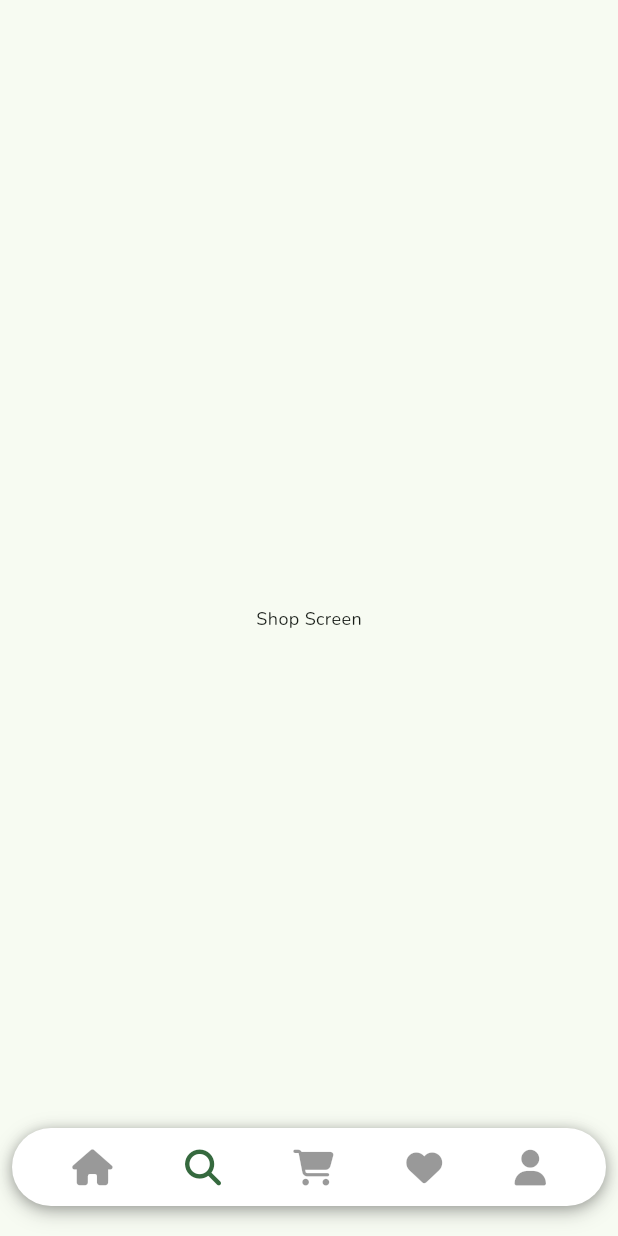
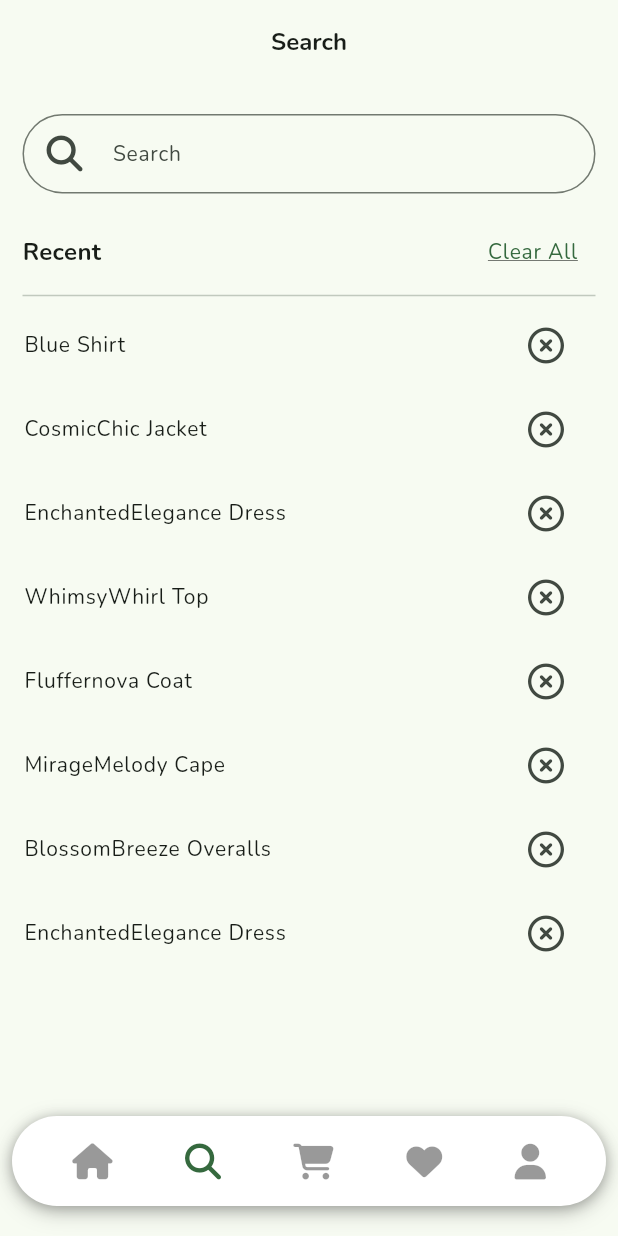
Before and after one commit to thienhdbse170185/F-LocalBrand.Mobile, a Flutter app: the HomeScreen screen opened by its route, item 2 of the bottom bar chosen, on a phone screen of 412 x 824 dp. Run offline on Flutter 3.47's test engine with Material 3 defaults, Android fonts, the phone set to English and light mode, and no system bars; drawn by our look-alikes of dot_navigation_bar; our stand-ins replace bloc, carousel_slider, dio, email_validator, equatable, firebase_auth and 9 more; accounts and stored records are empty; generated files the repository leaves out were written again; network calls fail.

Commit message:
done search, favourite UI

```diff
--- a/lib/config/router.dart
+++ b/lib/config/router.dart
@@ -1,6 +1,7 @@
 import 'package:f_localbrand/screens/checkout/checkout.dart';
 import 'package:f_localbrand/screens/get_started/get_started.dart';
 import 'package:f_localbrand/screens/product/product_detail.dart';
+import 'package:f_localbrand/screens/search/search.dart';
 import 'package:flutter_bloc/flutter_bloc.dart';
 import 'package:go_router/go_router.dart';
 
@@ -21,6 +22,7 @@ class RouteName {
   static const String getStarted = '/get-started';
   static const String productDetail = '/product-detail';
   static const String checkout = '/checkout';
+  static const String search = '/search';
 
   static const publicRoutes = [
     login,
@@ -71,6 +73,9 @@ final router = GoRouter(
       },
     ),
     GoRoute(
-        path: RouteName.checkout, builder: (context, state) => CheckoutScreen())
+        path: RouteName.checkout,
+        builder: (context, state) => CheckoutScreen()),
+    GoRoute(
+        path: RouteName.search, builder: (context, state) => SearchScreen()),
   ],
 );
--- a/lib/home.dart
+++ b/lib/home.dart
@@ -1,11 +1,10 @@
 import 'package:dot_navigation_bar/dot_navigation_bar.dart';
-import 'package:f_localbrand/features/cart/bloc/cubit/cart_cubit.dart';
 import 'package:f_localbrand/features/user/bloc/user_cubit.dart';
 import 'package:f_localbrand/screens/cart/cart.dart';
-import 'package:f_localbrand/screens/favourite.dart';
+import 'package:f_localbrand/screens/favourite/favourite.dart';
 import 'package:f_localbrand/screens/home/home.dart';
 import 'package:f_localbrand/screens/profile/profile.dart';
-import 'package:f_localbrand/screens/shop.dart';
+import 'package:f_localbrand/screens/search/search.dart';
 import 'package:flutter/material.dart';
 import 'package:flutter_bloc/flutter_bloc.dart';
 import 'package:font_awesome_flutter/font_awesome_flutter.dart';
@@ -19,13 +18,6 @@ class HomeScreen extends StatefulWidget {
 
 class _HomeScreenState extends State<HomeScreen> {
   int selectedIndex = 0;
-  List<Widget> screens = [
-    const HomeItemScreen(),
-    const ShopScreen(),
-    const CartScreen(),
-    const FavouriteScreen(),
-    const ProfileScreen()
-  ];
 
   @override
   void initState() {
@@ -35,7 +27,17 @@ class _HomeScreenState extends State<HomeScreen> {
 
   @override
   Widget build(BuildContext context) {
+    final TextTheme textTheme = Theme.of(context).textTheme;
     final ColorScheme colorScheme = Theme.of(context).colorScheme;
+
+    List<Widget> screens = [
+      const HomeItemScreen(),
+      const SearchScreen(),
+      const CartScreen(),
+      FavouriteScreen(textTheme: textTheme, colorScheme: colorScheme),
+      const ProfileScreen()
+    ];
+
     return Scaffold(
       resizeToAvoidBottomInset: false,
       body: IndexedStack(
@@ -67,7 +69,7 @@ class _HomeScreenState extends State<HomeScreen> {
             enableFloatingNavBar: true,
             enablePaddingAnimation: false,
             marginR: const EdgeInsets.symmetric(horizontal: 8),
-            paddingR: const EdgeInsets.symmetric(vertical: 4, horizontal: 16),
+            paddingR: const EdgeInsets.symmetric(vertical: 8, horizontal: 16),
             borderRadius: 100,
             boxShadow: [
               BoxShadow(
--- /dev/null
+++ b/lib/screens/search/search.dart
@@ -0,0 +1,166 @@
+import 'package:f_localbrand/features/product/dto/product_home_dto.dart';
+import 'package:f_localbrand/screens/home/widgets/product_home.dart';
+import 'package:f_localbrand/screens/widgets/inputs/expanded_rounded_icon_input.dart';
+import 'package:f_localbrand/screens/widgets/list/vertical_grid_list.dart';
+import 'package:flutter/material.dart';
+import 'package:font_awesome_flutter/font_awesome_flutter.dart';
+
+class SearchScreen extends StatefulWidget {
+  const SearchScreen({super.key});
+
+  @override
+  State<StatefulWidget> createState() => _SearchScreenState();
+}
+
+class _SearchScreenState extends State<SearchScreen> {
+  List<String> _recentSearches = [
+    'Blue Shirt',
+    'CosmicChic Jacket',
+    'EnchantedElegance Dress',
+    'WhimsyWhirl Top',
+    'Fluffernova Coat',
+    'MirageMelody Cape',
+    'BlossomBreeze Overalls',
+    'EnchantedElegance Dress'
+  ];
+
+  List<ProductHomeDto> _productResults = [
+    ProductHomeDto(id: 1, name: "Home Shirt", price: 100),
+    ProductHomeDto(id: 2, name: "Home Shirt", price: 100),
+    ProductHomeDto(id: 3, name: "Home Shirt", price: 100),
+    ProductHomeDto(id: 4, name: "Home Shirt", price: 100),
+    ProductHomeDto(id: 5, name: "Home Shirt", price: 100),
+    ProductHomeDto(id: 6, name: "Home Shirt", price: 100),
+    ProductHomeDto(id: 7, name: "Home Shirt", price: 100),
+    ProductHomeDto(id: 8, name: "Home Shirt", price: 100),
+  ];
+
+  TextEditingController _searchController = TextEditingController();
+  bool _isSearched = false;
+
+  @override
+  Widget build(BuildContext context) {
+    final TextTheme textTheme = Theme.of(context).textTheme;
+    final ColorScheme colorScheme = Theme.of(context).colorScheme;
+
+    return Scaffold(
+      resizeToAvoidBottomInset: false,
+      appBar: AppBar(
+        title: Text('Search', style: textTheme.headlineSmall),
+        centerTitle: true,
+      ),
+      body: Column(
+        children: [
+          Padding(
+              padding: EdgeInsets.only(top: 20, left: 15, right: 15),
+              child: Row(
+                children: [
+                  ExpandedRoundedIconInput(
+                    textController: _searchController,
+                    hintText: "Search",
+                    icon: FontAwesomeIcons.magnifyingGlass,
+                    onFieldSubmitted: (value) {
+                      FocusScope.of(context).unfocus();
+                      if (value.isNotEmpty) {
+                        setState(() {
+                          _isSearched = true;
+                        });
+                      } else {
+                        setState(() {
+                          _isSearched = false;
+                        });
+                      }
+                    },
+                  ),
+                ],
+              )),
+          if (!_isSearched) ...[
+            Padding(
+                padding: EdgeInsets.only(top: 15, left: 15, right: 15),
+                child: Column(
+                  children: [
+                    Row(
+                      mainAxisAlignment: MainAxisAlignment.spaceBetween,
+                      children: [
+                        Text('Recent',
+                            style: TextStyle(
+                                fontSize: 16, fontWeight: FontWeight.bold)),
+                        TextButton(
+                          onPressed: () {
+                            setState(() {
+                              _recentSearches.clear();
+                            });
+                          },
+                          child: Text(
+                            'Clear All',
+                            style: textTheme.bodyLarge!.copyWith(
+                                color: colorScheme.primary,
+                                decoration: TextDecoration.underline),
+                          ),
+                        ),
+                      ],
+                    ),
+                    Divider(
+                      height: 10,
+                    )
+                  ],
+                )),
+            Expanded(
+              child: ListView.builder(
+                itemCount: _recentSearches.length,
+                itemBuilder: (context, index) {
+                  return ListTile(
+                    title: Text(_recentSearches[index]),
+                    trailing: IconButton(
+                      icon: FaIcon(FontAwesomeIcons.circleXmark),
+                      onPressed: () {
+                        setState(() {
+                          _recentSearches.removeAt(index);
+                        });
+                      },
+                    ),
+                  );
+                },
+              ),
+            )
+          ] else ...[
+            Container(
+              height: 700,
+              padding: EdgeInsets.only(top: 20, left: 15, right: 15),
+              child: Column(
+                children: [
+                  Row(
+                    children: [
+                      Expanded(
+                          child: Row(
+                              mainAxisAlignment: MainAxisAlignment.spaceBetween,
+                              children: [
+                            Text(
+                              'Result for "${_searchController.text}"',
+                              style: textTheme.headlineSmall,
+                            ),
+                            Text(
+                              '6,245 founds',
+                              style: textTheme.headlineSmall
+                                  ?.copyWith(fontSize: 13),
+                            )
+                          ]))
+                    ],
+                  ),
+                  VerticalGridList(
+                      delegate: SliverChildBuilderDelegate(
+                    (context, index) {
+                      final product = _productResults[index];
+                      return ProductHome(product: product);
+                    },
+                    childCount: _productResults.length,
+                  ))
+                ],
+              ),
+            )
+          ]
+        ],
+      ),
+    );
+  }
+}
--- a/lib/screens/shop.dart
+++ b/lib/screens/shopping/shopping.dart
@@ -1,13 +1,13 @@
 import 'package:flutter/material.dart';
 
-class ShopScreen extends StatefulWidget {
-  const ShopScreen({super.key});
+class ShoppingScreen extends StatefulWidget {
+  const ShoppingScreen({super.key});
 
   @override
-  State<ShopScreen> createState() => _ShopScreenState();
+  State<ShoppingScreen> createState() => _ShoppingScreenState();
 }
 
-class _ShopScreenState extends State<ShopScreen> {
+class _ShoppingScreenState extends State<ShoppingScreen> {
   @override
   Widget build(BuildContext context) {
     return Scaffold(
--- /dev/null
+++ b/lib/screens/widgets/inputs/expanded_rounded_icon_input.dart
@@ -0,0 +1,45 @@
+import 'package:f_localbrand/screens/widgets/icons/icon_input.dart';
+import 'package:flutter/material.dart';
+import 'package:font_awesome_flutter/font_awesome_flutter.dart';
+
+class ExpandedRoundedIconInput extends StatelessWidget {
+  const ExpandedRoundedIconInput(
+      {super.key,
+      required this.textController,
+      required this.hintText,
+      required this.icon,
+      this.onFieldSubmitted});
+
+  final TextEditingController textController;
+  final String hintText;
+  final IconData icon;
+  final ValueChanged<String>? onFieldSubmitted;
+
+  @override
+  Widget build(BuildContext context) {
+    final TextTheme textTheme = Theme.of(context).textTheme;
+    return Expanded(
+        child: SizedBox(
+      width: 200,
+      child: TextFormField(
+          autocorrect: false,
+          autofocus: false,
+          keyboardType: TextInputType.text,
+          controller: textController,
+          decoration: InputDecoration(
+            hintText: hintText,
+            border: const OutlineInputBorder(
+              borderRadius: BorderRadius.all(Radius.circular(100)),
+            ),
+            focusedBorder: const OutlineInputBorder(
+              borderRadius: BorderRadius.all(Radius.circular(100)),
+            ),
+            prefixIcon: IconInput(
+              icon: FaIcon(icon),
+            ),
+          ),
+          style: textTheme.bodyLarge,
+          onFieldSubmitted: onFieldSubmitted),
+    ));
+  }
+}
```
Also changed, not shown: lib/screens/cart.dart (deleted, +0 -17 lines), lib/screens/favourite.dart (deleted, +0 -19 lines), lib/screens/favourite/favourite.dart (added, +79 -0 lines), lib/screens/home/home.dart (+5 -26 lines), lib/screens/home/hot_product.dart (+7 -34 lines), lib/screens/home/widgets/product_home.dart (+3 -17 lines), lib/screens/widgets/list/category_list.dart (added, +69 -0 lines), lib/screens/widgets/list/vertical_grid_list.dart (added, +38 -0 lines), lib/screens/widgets/screens/empty_screen.dart (added, +45 -0 lines), assets/images/empty_favourite.png (added).
